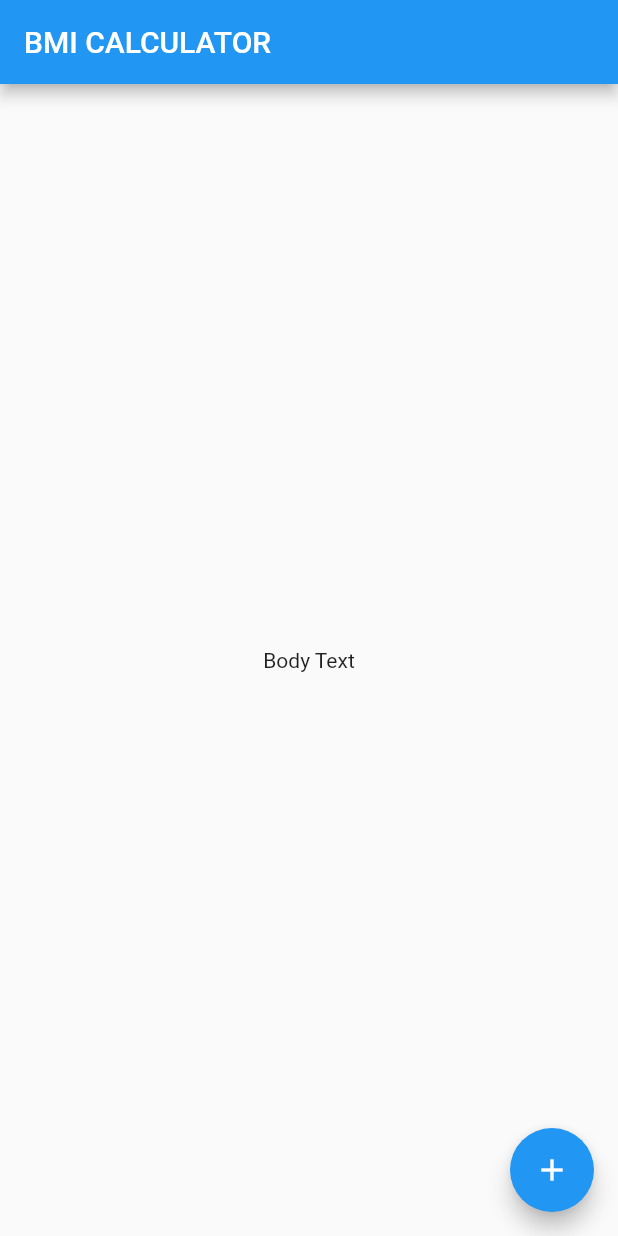
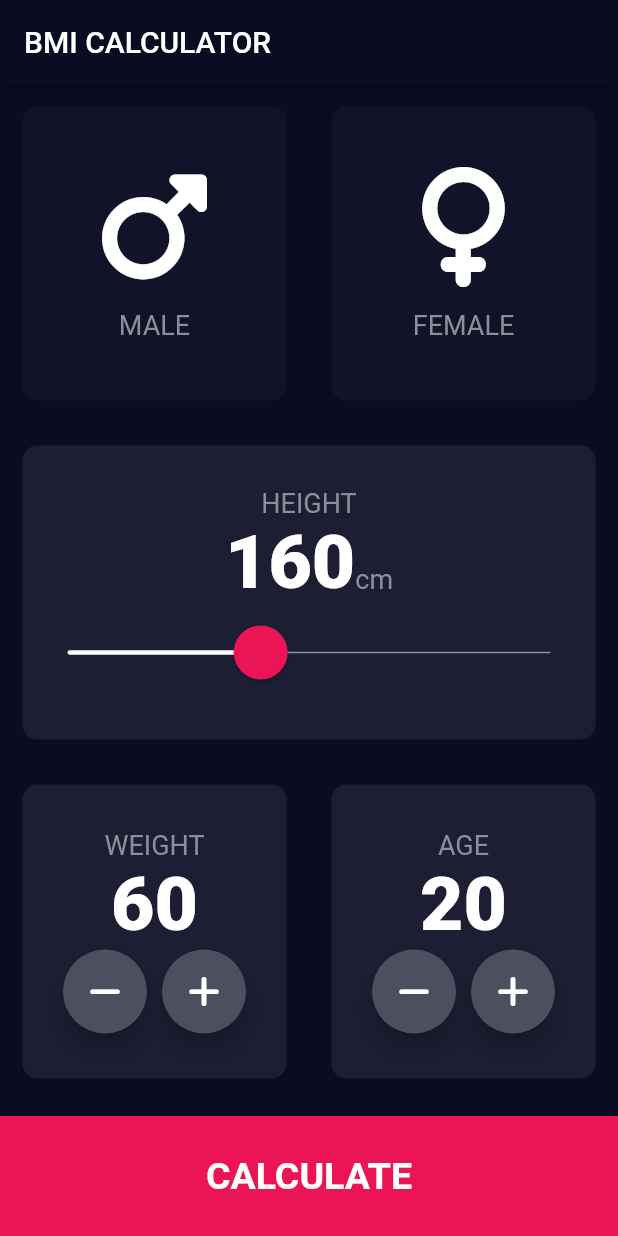
Before and after one commit to HeratUni-CS/bmi-calculator-ZahraHasanzade, a Flutter app: the screen it shows after launch, on a phone screen of 412 x 824 dp. Run offline on Flutter 3.47's test engine with Material 2 defaults, Android fonts, the phone set to English and light mode, and no system bars; our stand-ins replace font_awesome_flutter; missing offline and left inert: dart:ffi.

Commit message:
Added new code

```diff
--- /dev/null
+++ b/lib/Components/bottom_button.dart
@@ -0,0 +1,26 @@
+import 'package:flutter/material.dart';
+import '../constants.dart';
+
+class BottomButton extends StatelessWidget {
+  final String? title;
+  final VoidCallback? onTap;
+  BottomButton({@required this.title, @required this.onTap});
+
+  @override
+  Widget build(BuildContext context) {
+    return GestureDetector(
+      onTap: onTap,
+      child: Container(
+        child: Center(
+            child: Text(
+              title!,
+              style: kLargeButtonTextStyle,
+            )),
+        color: kBottomContainerColor,
+        margin: EdgeInsets.only(top: 10),
+        width: double.infinity,
+        height: kBottomContainerHeight,
+      ),
+    );
+  }
+}
--- /dev/null
+++ b/lib/Components/icon_content.dart
@@ -0,0 +1,26 @@
+import 'package:flutter/material.dart';
+
+class IconContent extends StatelessWidget {
+  final IconData? icon;
+  final String? label;
+
+  IconContent({this.icon, this.label});
+
+  @override
+  Widget build(BuildContext context) {
+    return Column(
+      mainAxisAlignment: MainAxisAlignment.center,
+      children: [
+        Icon(icon, size: 80,),
+        SizedBox(height: 15),
+        Text(
+          label!,
+          style: TextStyle(
+            fontSize: 18,
+            color: Color(0xFF8D8E98),
+          ),
+        ),
+      ],
+    );
+  }
+}
--- /dev/null
+++ b/lib/Components/reusable_card.dart
@@ -0,0 +1,27 @@
+
+import 'package:flutter/material.dart';
+
+import '../constants.dart';
+
+
+class ReusableCard extends StatelessWidget {
+  final Color? color;
+  final Widget? child;
+  final VoidCallback? onPress;
+  ReusableCard({this.color, this.child, this.onPress});
+
+  @override
+  Widget build(BuildContext context) {
+    return GestureDetector(
+      onTap: onPress,
+      child: Container(
+        child: child,
+        margin: EdgeInsets.all(15),
+        decoration: BoxDecoration(
+          color: color ?? kActiveCardColor,
+          borderRadius: BorderRadius.circular(10),
+        ),
+      ),
+    );
+  }
+}
--- /dev/null
+++ b/lib/Components/round_icon_button.dart
@@ -0,0 +1,24 @@
+
+import 'package:flutter/cupertino.dart';
+import 'package:flutter/material.dart';
+
+class RoundIconButton extends StatelessWidget {
+  final IconData? icon;
+  final VoidCallback? onPress;
+  RoundIconButton({required this.icon, required this.onPress});
+
+  @override
+  Widget build(BuildContext context) {
+    return RawMaterialButton(
+      child: Icon(icon),
+      constraints: BoxConstraints.tightFor(
+        width: 56.0,
+        height: 56.0,
+      ),
+      elevation: 6,
+      fillColor: Color(0xFF4C4F5E),
+      shape: CircleBorder(),
+      onPressed: onPress,
+    );
+  }
+}
--- /dev/null
+++ b/lib/Screens/input_page.dart
@@ -0,0 +1,230 @@
+import 'dart:ffi';
+
+
+import 'package:bmi_starting/Screens/resaults_page.dart';
+import 'package:flutter/cupertino.dart';
+import 'package:flutter/material.dart';
+import 'package:font_awesome_flutter/font_awesome_flutter.dart';
+
+import '../Components/bottom_button.dart';
+import '../Components/icon_content.dart';
+import '../Components/reusable_card.dart';
+import '../Components/round_icon_button.dart';
+import '../calculator.dart';
+import '../constants.dart';
+
+enum Gender { male, female }
+
+class InputPage extends StatefulWidget {
+  @override
+  _InputPageState createState() => _InputPageState();
+}
+
+class _InputPageState extends State<InputPage> {
+  Gender? selectedGender;
+  int height = 160;
+  int weight = 60;
+  int age = 20;
+
+  @override
+  Widget build(BuildContext context) {
+    return Scaffold(
+      appBar: AppBar(
+        title: Text('BMI CALCULATOR'),
+      ),
+      body: Column(
+        crossAxisAlignment: CrossAxisAlignment.stretch,
+        children: [
+          Expanded(
+            child: Row(
+              children: [
+                Expanded(
+                  child: ReusableCard(
+                    onPress: () {
+                      setState(() {
+                        selectedGender = Gender.male;
+                      });
+                    },
+                    color: selectedGender == Gender.male
+                        ? kActiveCardColor
+                        : kInactiveCardColor,
+                    child: IconContent(
+                      icon: FontAwesomeIcons.mars,
+                      label: 'MALE',
+                    ),
+                  ),
+                ),
+                Expanded(
+                  child: ReusableCard(
+                    onPress: () {
+                      setState(() {
+                        selectedGender = Gender.female;
+                      });
+                    },
+                    color: selectedGender == Gender.female
+                        ? kActiveCardColor
+                        : kInactiveCardColor,
+                    child: IconContent(
+                      icon: FontAwesomeIcons.venus,
+                      label: 'FEMALE',
+                    ),
+                  ),
+                ),
+              ],
+            ),
+          ),
+          Expanded(
+            child: ReusableCard(
+              child: Column(
+                mainAxisAlignment: MainAxisAlignment.center,
+                children: [
+                  Text(
+                    'HEIGHT',
+                    style: kLabelTextStyle,
+                  ),
+                  Row(
+                    mainAxisAlignment: MainAxisAlignment.center,
+                    crossAxisAlignment: CrossAxisAlignment.baseline,
+                    textBaseline: TextBaseline.alphabetic,
+                    children: [
+                      Text(
+                        height.toString(),
+                        style: kNumberTextStyle,
+                      ),
+                      Text(
+                        'cm',
+                        style: kLabelTextStyle,
+                      ),
+                    ],
+                  ),
+                  SliderTheme(
+                    data: SliderTheme.of(context).copyWith(
+                      trackHeight: 1,
+                      inactiveTrackColor: Color(0xFF8D8E98),
+                      activeTrackColor: Colors.white,
+                      overlayColor: Color(0x1FEB1555),
+                      thumbColor: Color(0xFFEB1555),
+                      thumbShape: RoundSliderThumbShape(enabledThumbRadius: 18),
+                      overlayShape: RoundSliderOverlayShape(overlayRadius: 30),
+                    ),
+                    child: Slider(
+                      value: height.toDouble(),
+                      min: 120,
+                      max: 220,
+                      onChanged: (double newValue) {
+                        setState(() {
+                          height = newValue.round();
+                        });
+                      },
+                    ),
+                  ),
+                ],
+              ),
+            ),
+          ),
+          Expanded(
+            child: Row(
+              children: [
+                Expanded(
+                  child: ReusableCard(
+                    child: Column(
+                      mainAxisAlignment: MainAxisAlignment.center,
+                      children: [
+                        Text(
+                          'WEIGHT',
+                          style: kLabelTextStyle,
+                        ),
+                        Text(
+                          weight.toString(),
+                          style: kNumberTextStyle,
+                        ),
+                        Row(
+                          mainAxisAlignment: MainAxisAlignment.center,
+                          children: [
+                            RoundIconButton(
+                              icon: FontAwesomeIcons.minus,
+                              onPress: () {
+                                setState(() {
+                                  weight--;
+                                });
+                              },
+                            ),
+                            SizedBox(width: 10),
+                            RoundIconButton(
+                              icon: FontAwesomeIcons.plus,
+                              onPress: () {
+                                setState(() {
+                                  weight++;
+                                });
+                              },
+                            ),
+                          ],
+                        )
+                      ],
+                    ),
+                  ),
+                ),
+                Expanded(
+                  child: ReusableCard(
+                    child: Column(
+                      mainAxisAlignment: MainAxisAlignment.center,
+                      children: [
+                        Text(
+                          'AGE',
+                          style: kLabelTextStyle,
+                        ),
+                        Text(
+                          age.toString(),
+                          style: kNumberTextStyle,
+                        ),
+                        Row(
+                          mainAxisAlignment: MainAxisAlignment.center,
+                          children: [
+                            RoundIconButton(
+                              icon: FontAwesomeIcons.minus,
+                              onPress: () {
+                                setState(() {
+                                  age--;
+                                });
+                              },
+                            ),
+                            SizedBox(width: 10),
+                            RoundIconButton(
+                              icon: FontAwesomeIcons.plus,
+                              onPress: () {
+                                setState(() {
+                                  age++;
+                                });
+                              },
+                            ),
+                          ],
+                        ),
+                      ],
+                    ),
+                  ),
+                ),
+              ],
+            ),
+          ),
+          BottomButton(
+            title: 'CALCULATE',
+            onTap: () {
+              Calculator calculator =
+                  Calculator(height: height, weight: weight);
+              Navigator.push(
+                context,
+                MaterialPageRoute(
+                  builder: (context) => ResultsPage(
+                    bmiResult: calculator.calculateBMI(),
+                    resultText: calculator.getResult(),
+                    interpretation: calculator.getInterpretation(),
+                  ),
+                ),
+              );
+            },
+          ),
+        ],
+      ),
+    );
+  }
+}
--- /dev/null
+++ b/lib/calculator.dart
@@ -0,0 +1,43 @@
+
+import 'dart:math';
+
+import 'package:flutter/cupertino.dart';
+
+class Calculator{
+  final int? height;
+  final int? weight;
+  double _bmi = 0;
+
+  Calculator({@required this.height, @required this.weight});
+
+  String calculateBMI(){
+    _bmi = weight! / pow(height!/100, 2);
+    return _bmi.toStringAsFixed(2);
+  }
+
+  String getInterpretation(){
+    if(_bmi >= 30) {
+      return 'You are obese';
+    } else if (_bmi >= 25) {
+      return 'You have a higher than normal body weight. Try to exercise more. ';
+    } else if (_bmi >= 18.5) {
+      return 'You have a normal body weight. Good job!';
+    } else {
+      return 'You have a lower than normal body weight. You can eat a bit more.';
+    }
+  }
+
+  String getResult(){
+    if(_bmi >= 30){
+      return 'Obese';
+    } else if(_bmi >= 25){
+      return 'Overweight';
+    }else if(_bmi > 18.5){
+      return 'Normal';
+    }else{
+      return 'Underweight';
+    }
+  }
+
+
+}
--- /dev/null
+++ b/lib/constants.dart
@@ -0,0 +1,48 @@
+import 'package:flutter/cupertino.dart';
+import 'package:flutter/material.dart';
+
+const double kBottomContainerHeight = 80;
+const kActiveCardColor = Color(0xFF1D1E33);
+const kInactiveCardColor = Color(0xFF111328);
+const kBottomContainerColor = Color(0xFFEB1555);
+
+const kLabelTextStyle =  TextStyle(
+  fontSize: 18,
+  color: Color(0xFF8D8E98),
+);
+
+const kNumberTextStyle = TextStyle(
+  fontSize: 50,
+  fontWeight: FontWeight.w900,
+);
+
+
+const kLargeButtonTextStyle = TextStyle(
+  fontSize: 25,
+  fontWeight: FontWeight.bold,
+);
+
+const kTitleTextStyle = TextStyle(
+  fontSize: 50,
+  fontWeight: FontWeight.bold,
+);
+
+const kResultTextStyle = TextStyle(
+  color: Color(0xFF24D876),
+  fontSize: 22,
+  fontWeight: FontWeight.bold,
+);
+
+const kBMItextStyle = TextStyle(
+  fontSize: 100,
+  fontWeight: FontWeight.bold,
+);
+
+const kGrayBodyTextStyle = TextStyle(
+  fontSize: 22,
+  color: Colors.grey,
+);
+
+const kBodyTextStyle = TextStyle(
+  fontSize: 22,
+);
--- a/lib/main.dart
+++ b/lib/main.dart
@@ -1,4 +1,7 @@
+
 import 'package:flutter/material.dart';
+
+import 'Screens/input_page.dart';
 
 void main() => runApp(BMICalculator());
 
@@ -6,30 +9,12 @@ class BMICalculator extends StatelessWidget {
   @override
   Widget build(BuildContext context) {
     return MaterialApp(
+      debugShowCheckedModeBanner: false,
+      theme: ThemeData.dark().copyWith(
+        appBarTheme: AppBarTheme(backgroundColor: Color(0xFF0A0D22),),
+        scaffoldBackgroundColor: Color(0xFF0A0D22),
+      ),
       home: InputPage(),
     );
   }
 }
-
-class InputPage extends StatefulWidget {
-  @override
-  State<InputPage> createState() => _InputPageState();
-}
-
-class _InputPageState extends State<InputPage> {
-  @override
-  Widget build(BuildContext context) {
-    return Scaffold(
-      appBar: AppBar(
-        title: Text('BMI CALCULATOR'),
-      ),
-      body: Center(
-        child: Text('Body Text'),
-      ),
-      floatingActionButton: FloatingActionButton(
-        onPressed: () {},
-        child: Icon(Icons.add),
-      ),
-    );
-  }
-}
--- a/pubspec.yaml
+++ b/pubspec.yaml
@@ -20,7 +20,7 @@ publish_to: 'none' # Remove this line if you wish to publish to pub.dev
 version: 1.0.0+1
 
 environment:
-  sdk: '>=2.18.0 <3.0.0'
+  sdk: ">=2.17.3 <3.0.0"
 
 # Dependencies specify other packages that your package needs in order to work.
 # To automatically upgrade your package dependencies to the latest versions
@@ -36,6 +36,7 @@ dependencies:
   # The following adds the Cupertino Icons font to your application.
   # Use with the CupertinoIcons class for iOS style icons.
   cupertino_icons: ^1.0.2
+  font_awesome_flutter: ^10.1.0
 
 dev_dependencies:
   flutter_test:
```
Also changed, not shown: lib/Screens/resaults_page.dart (added, +65 -0 lines), pubspec.lock.
